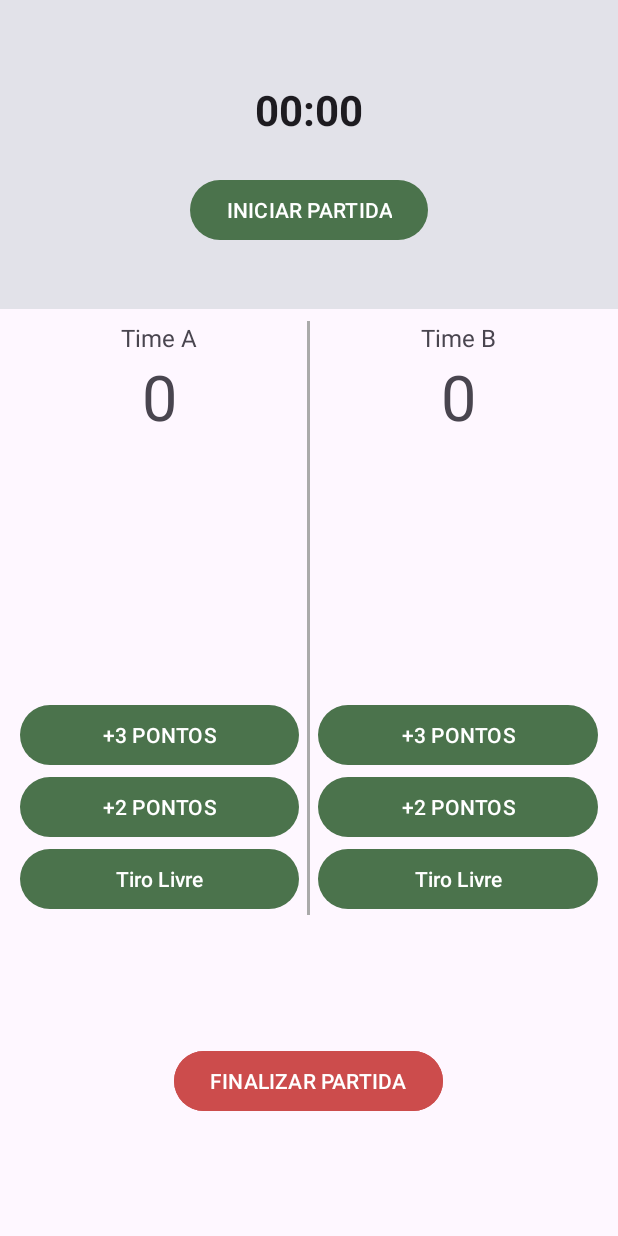
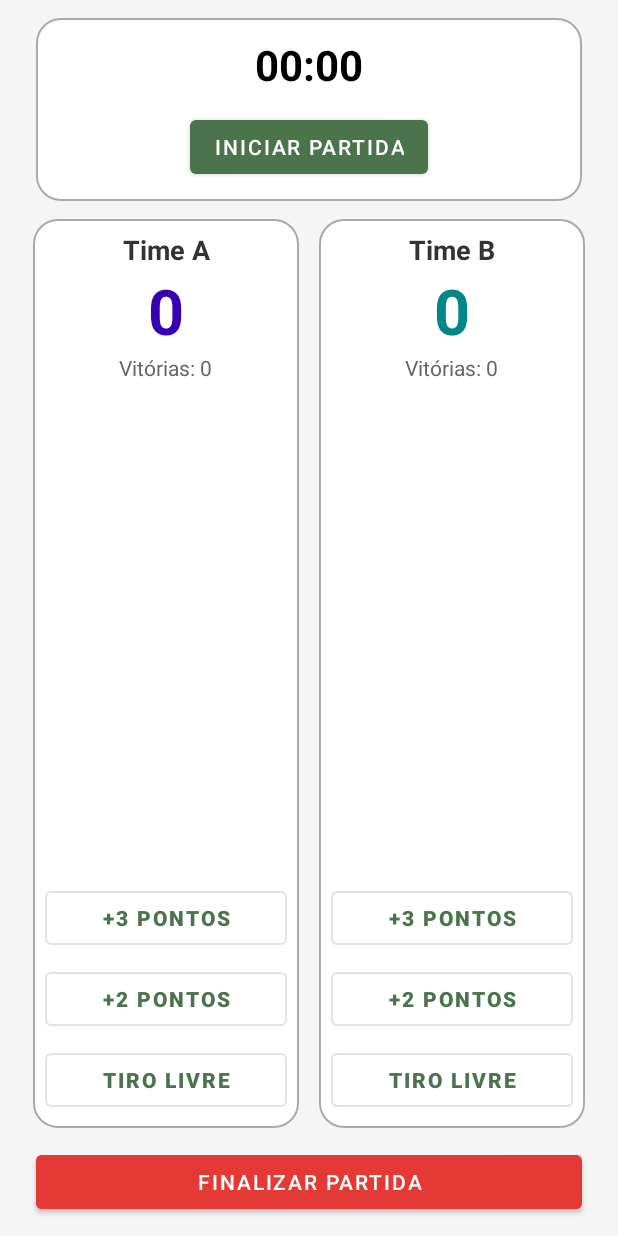
Before and after one commit to neylanepl/marcador-de-jogos, an Android app built with Jetpack Compose: the screen it shows after launch (MainActivity), on a phone screen of 412 x 824 dp. Run offline under Robolectric (Android 15) with nearby library versions, the phone set to English and light mode, and no system bars.

Commit message:
Adicionando alterações no layout e contador de vitórias

```diff
--- a/app/src/main/java/com/example/app2/MainActivity.kt
+++ b/app/src/main/java/com/example/app2/MainActivity.kt
@@ -1,10 +1,10 @@
-
 package com.example.app2
 
 import android.os.Bundle
 import android.os.Handler
 import android.os.Looper
 import android.os.SystemClock
+import android.view.View
 import android.widget.ArrayAdapter
 import android.widget.Button
 import android.widget.Chronometer
@@ -19,12 +19,22 @@ class MainActivity : ComponentActivity() {
     private var pontuacaoTimeB = 0
     private var partidaIniciada = false
 
+    private var contadorA = 0
+    private var contadorB = 0
+
     private lateinit var pTimeA: TextView
     private lateinit var pTimeB: TextView
+
+    private lateinit var vitoriasTimeA: TextView
+    private lateinit var vitoriasTimeB: TextView
+
+    private lateinit var coroaTimeA: TextView
+    private lateinit var coroaTimeB: TextView
+
     private lateinit var cronometro: Chronometer
     private lateinit var btnIniciar: Button
 
-    // Listas de gols por time
+    // Listas de gols
     private lateinit var listaGolsA: ListView
     private lateinit var listaGolsB: ListView
     private lateinit var adapterA: ArrayAdapter<String>
@@ -38,14 +48,13 @@ class MainActivity : ComponentActivity() {
         override fun run() {
             if (partidaIniciada) {
                 checarPartidaTerminou()
-                handler.postDelayed(this, 1000) // Check again after 1 second
+                handler.postDelayed(this, 1000)
             }
         }
     }
 
     override fun onCreate(savedInstanceState: Bundle?) {
         super.onCreate(savedInstanceState)
-
         setContentView(R.layout.layout_main)
 
         handler = Handler(Looper.getMainLooper())
@@ -53,6 +62,14 @@ class MainActivity : ComponentActivity() {
         // Views de placar
         pTimeA = findViewById(R.id.placarTimeA)
         pTimeB = findViewById(R.id.placarTimeB)
+
+        // Vitórias
+        vitoriasTimeA = findViewById(R.id.vitoriasTimeA)
+        vitoriasTimeB = findViewById(R.id.vitoriasTimeB)
+
+        // Coroas
+        coroaTimeA = findViewById(R.id.coroaTimeA)
+        coroaTimeB = findViewById(R.id.coroaTimeB)
 
         // Cronômetro e iniciar
         cronometro = findViewById(R.id.cronometro)
@@ -76,16 +93,19 @@ class MainActivity : ComponentActivity() {
         val bDoisPontosTimeB: Button = findViewById(R.id.doisPontosB)
         val bTiroLivreTimeB: Button = findViewById(R.id.tiroLivreB)
 
-        // Reiniciar
+        // Reiniciar / finalizar
         val bReiniciar: Button = findViewById(R.id.pararPartida)
 
-        // Iniciar partida
+        // Iniciar partida: escondo coroas (começa sem coroa visível)
         btnIniciar.setOnClickListener {
             if (!partidaIniciada) {
+                coroaTimeA.visibility = View.GONE
+                coroaTimeB.visibility = View.GONE
+
                 cronometro.base = SystemClock.elapsedRealtime()
                 cronometro.start()
                 partidaIniciada = true
-                startPeriodicCheck() // Start periodic check
+                startPeriodicCheck()
                 Toast.makeText(this, "Partida iniciada!", Toast.LENGTH_SHORT).show()
             }
         }
@@ -133,8 +153,9 @@ class MainActivity : ComponentActivity() {
             listaGolsB.smoothScrollToPosition(golsB.size - 1)
         }
 
-         checarPartidaTerminou()
+        checarPartidaTerminou()
     }
+
     private fun checarPartidaTerminou() {
         val tempoSeg = ((SystemClock.elapsedRealtime() - cronometro.base) / 1000).toInt()
 
@@ -142,20 +163,33 @@ class MainActivity : ComponentActivity() {
 
         val deveTerminar = tempoSeg >= 10 || pontuacaoTimeA >= 20 || pontuacaoTimeB >= 20
 
-        if (!deveTerminar) {
-            return
-        }
+        if (!deveTerminar) return
 
-        if(pontuacaoTimeA == pontuacaoTimeB){
+        if (pontuacaoTimeA == pontuacaoTimeB) {
             Toast.makeText(this, "Partida terminada! Empate!", Toast.LENGTH_LONG).show()
-        }
-        else{
-            val vencedor = if (pontuacaoTimeA > pontuacaoTimeB) "Time A" else "Time B"
+            coroaTimeA.visibility = View.GONE
+            coroaTimeB.visibility = View.GONE
+        } else {
+            val vencedor: String
+            if (pontuacaoTimeA > pontuacaoTimeB) {
+                vencedor = "Time A"
+                contadorA++
+                vitoriasTimeA.text = "Vitórias: $contadorA"
+                coroaTimeA.visibility = View.VISIBLE
+                coroaTimeB.visibility = View.GONE
+            } else {
+                vencedor = "Time B"
+                contadorB++
+                vitoriasTimeB.text = "Vitórias: $contadorB"
+                coroaTimeB.visibility = View.VISIBLE
+                coroaTimeA.visibility = View.GONE
+            }
             Toast.makeText(this, "Partida terminada! Vencedor: $vencedor", Toast.LENGTH_LONG).show()
         }
 
         finalizarPartida()
     }
+
     private fun finalizarPartida() {
         stopPeriodicCheck()
 
--- /dev/null
+++ b/app/src/main/res/drawable/bg_card.xml
@@ -0,0 +1,7 @@
+<shape xmlns:android="http://schemas.android.com/apk/res/android"
+    android:shape="rectangle">
+    <solid android:color="@android:color/white"/>
+    <corners android:radius="16dp"/>
+    <padding android:left="8dp" android:top="8dp" android:right="8dp" android:bottom="8dp"/>
+    <stroke android:color="@android:color/darker_gray" android:width="1dp"/>
+</shape>
--- a/app/src/main/res/layout/layout_main.xml
+++ b/app/src/main/res/layout/layout_main.xml
@@ -4,49 +4,68 @@
     android:layout_width="match_parent"
     android:layout_height="match_parent"
     android:orientation="vertical"
+    android:padding="12dp"
+    android:fitsSystemWindows="true"
+    android:background="#F5F5F5"
     tools:context="com.example.app2.MainActivity">
 
-    <!-- PARTE 1: CRONÔMETRO + BOTÃO INICIAR -->
+    <!-- Cronômetro + botão iniciar -->
+    <LinearLayout
+        android:layout_width="match_parent"
+        android:layout_height="wrap_content"
+        android:gravity="center"
+        android:orientation="vertical"
+        android:layout_marginStart="12dp"
+        android:layout_marginEnd="12dp"
+        android:padding="12dp"
+        android:background="@drawable/bg_card">
+
+        <Chronometer
+            android:id="@+id/cronometro"
+            android:layout_width="wrap_content"
+            android:layout_height="wrap_content"
+            android:textSize="28sp"
+            android:textStyle="bold"
+            android:textColor="@android:color/black" />
+
+        <com.google.android.material.button.MaterialButton
+            android:id="@+id/iniciarPartida"
+            style="@style/Widget.MaterialComponents.Button"
+            android:layout_width="wrap_content"
+            android:layout_height="wrap_content"
+            android:layout_marginTop="12dp"
+            android:text="Iniciar Partida" />
+    </LinearLayout>
+
+    <!-- Times lado a lado -->
     <LinearLayout
         android:layout_width="match_parent"
         android:layout_height="0dp"
         android:layout_weight="1"
-        android:orientation="vertical"
-        android:gravity="center"
-        android:padding="8dp"
-        android:background="@color/material_dynamic_neutral90">
-
-        <Chronometer
-            android:id="@+id/cronometro"
-            android:layout_width="match_parent"
-            android:layout_height="wrap_content"
-            android:gravity="center"
-            android:padding="12dp"
-            android:textSize="28sp"
-            android:textStyle="bold" />
-
-        <com.google.android.material.button.MaterialButton
-            android:id="@+id/iniciarPartida"
-            android:layout_width="wrap_content"
-            android:layout_height="wrap_content"
-            android:layout_marginTop="12dp"
-            android:text="INICIAR PARTIDA" />
-    </LinearLayout>
-
-    <!-- PARTE 2 + 3: PLACAR, LISTA DE GOLS E BOTÕES DE PONTUAÇÃO -->
-    <LinearLayout
-        android:layout_width="match_parent"
-        android:layout_height="0dp"
-        android:layout_weight="2"
         android:orientation="horizontal"
-        android:padding="8dp">
+        android:layout_marginTop="12dp"
+        android:paddingLeft="6dp"
+        android:paddingRight="6dp">
 
         <!-- Time A -->
         <LinearLayout
             android:layout_width="0dp"
             android:layout_height="match_parent"
             android:layout_weight="1"
-            android:orientation="vertical">
+            android:orientation="vertical"
+            android:padding="8dp"
+            android:layout_marginStart="4dp"
+            android:layout_marginEnd="4dp"
+            android:background="@drawable/bg_card">
+
+            <TextView
+                android:id="@+id/coroaTimeA"
+                android:layout_width="wrap_content"
+                android:layout_height="wrap_content"
+                android:layout_gravity="center"
+                android:text="👑"
+                android:textSize="26sp"
+                android:visibility="gone" />
 
             <TextView
                 android:id="@+id/timeA"
@@ -54,8 +73,9 @@
                 android:layout_height="wrap_content"
                 android:gravity="center"
                 android:text="Time A"
-                android:textSize="16sp"
-                android:fontFamily="sans-serif" />
+                android:textSize="18sp"
+                android:textStyle="bold"
+                android:textColor="#333" />
 
             <TextView
                 android:id="@+id/placarTimeA"
@@ -64,7 +84,17 @@
                 android:gravity="center"
                 android:text="0"
                 android:textSize="42sp"
-                android:fontFamily="sans-serif" />
+                android:textStyle="bold"
+                android:textColor="@color/purple_700" />
+
+            <TextView
+                android:id="@+id/vitoriasTimeA"
+                android:layout_width="wrap_content"
+                android:layout_height="wrap_content"
+                android:layout_gravity="center"
+                android:text="Vitórias: 0"
+                android:textSize="14sp"
+                android:textColor="#666" />
 
             <ListView
                 android:id="@+id/listaGolsTimeA"
@@ -73,43 +103,58 @@
                 android:layout_weight="1"
                 android:divider="@android:color/darker_gray"
                 android:dividerHeight="1dp"
-                android:layout_marginVertical="8dp" />
+                android:layout_marginTop="8dp" />
 
-            <!-- Botões -->
             <com.google.android.material.button.MaterialButton
                 android:id="@+id/tresPontosA"
+                style="@style/Widget.MaterialComponents.Button.OutlinedButton"
                 android:layout_width="match_parent"
                 android:layout_height="wrap_content"
-                android:text="+3 PONTOS"
-                android:layout_marginHorizontal="5dp"/>
+                android:text="+3 Pontos"
+                android:textStyle="bold" />
 
             <com.google.android.material.button.MaterialButton
                 android:id="@+id/doisPontosA"
+                style="@style/Widget.MaterialComponents.Button.OutlinedButton"
                 android:layout_width="match_parent"
                 android:layout_height="wrap_content"
-                android:text="+2 PONTOS"
-                android:layout_marginHorizontal="5dp" />
+                android:text="+2 Pontos"
+                android:textStyle="bold"
+                android:layout_marginTop="6dp" />
 
             <com.google.android.material.button.MaterialButton
                 android:id="@+id/tiroLivreA"
+                style="@style/Widget.MaterialComponents.Button.OutlinedButton"
                 android:layout_width="match_parent"
                 android:layout_height="wrap_content"
                 android:text="Tiro Livre"
-                android:layout_marginHorizontal="5dp" />
+                android:textStyle="bold"
+                android:layout_marginTop="6dp" />
         </LinearLayout>
 
-        <!-- Linha divisória -->
-        <View
-            android:layout_width="2dp"
-            android:layout_height="match_parent"
-            android:background="@android:color/darker_gray" />
+        <Space
+            android:layout_width="5dp"
+            android:layout_height="match_parent" />
 
         <!-- Time B -->
         <LinearLayout
             android:layout_width="0dp"
             android:layout_height="match_parent"
             android:layout_weight="1"
-            android:orientation="vertical">
+            android:orientation="vertical"
+            android:padding="8dp"
+            android:layout_marginStart="4dp"
+            android:layout_marginEnd="4dp"
+            android:background="@drawable/bg_card">
+
+            <TextView
+                android:id="@+id/coroaTimeB"
+                android:layout_width="wrap_content"
+                android:layout_height="wrap_content"
+                android:layout_gravity="center"
+                android:text="👑"
+                android:textSize="26sp"
+                android:visibility="gone" />
 
             <TextView
                 android:id="@+id/timeB"
@@ -117,8 +162,9 @@
                 android:layout_height="wrap_content"
                 android:gravity="center"
                 android:text="Time B"
-                android:textSize="16sp"
-                android:fontFamily="sans-serif" />
+                android:textSize="18sp"
+                android:textStyle="bold"
+                android:textColor="#333" />
 
             <TextView
                 android:id="@+id/placarTimeB"
@@ -127,7 +173,17 @@
                 android:gravity="center"
                 android:text="0"
                 android:textSize="42sp"
-                android:fontFamily="sans-serif" />
+                android:textStyle="bold"
+                android:textColor="@color/teal_700" />
+
+            <TextView
+                android:id="@+id/vitoriasTimeB"
+                android:layout_width="wrap_content"
+                android:layout_height="wrap_content"
+                android:layout_gravity="center"
+                android:text="Vitórias: 0"
+                android:textSize="14sp"
+                android:textColor="#666" />
 
             <ListView
                 android:id="@+id/listaGolsTimeB"
@@ -136,45 +192,44 @@
                 android:layout_weight="1"
                 android:divider="@android:color/darker_gray"
                 android:dividerHeight="1dp"
-                android:layout_marginVertical="8dp"/>
+                android:layout_marginTop="8dp" />
 
-            <!-- Botões -->
             <com.google.android.material.button.MaterialButton
                 android:id="@+id/tresPontosB"
+                style="@style/Widget.MaterialComponents.Button.OutlinedButton"
                 android:layout_width="match_parent"
                 android:layout_height="wrap_content"
-                android:text="+3 PONTOS"
-                android:layout_marginHorizontal="5dp" />
+                android:text="+3 Pontos"
+                android:textStyle="bold" />
 
             <com.google.android.material.button.MaterialButton
                 android:id="@+id/doisPontosB"
+                style="@style/Widget.MaterialComponents.Button.OutlinedButton"
                 android:layout_width="match_parent"
                 android:layout_height="wrap_content"
-                android:text="+2 PONTOS"
-                android:layout_marginHorizontal="5dp" />
+                android:text="+2 Pontos"
+                android:textStyle="bold"
+                android:layout_marginTop="6dp" />
 
             <com.google.android.material.button.MaterialButton
                 android:id="@+id/tiroLivreB"
+                style="@style/Widget.MaterialComponents.Button.OutlinedButton"
                 android:layout_width="match_parent"
                 android:layout_height="wrap_content"
                 android:text="Tiro Livre"
-                android:layout_marginHorizontal="5dp" />
+                android:textStyle="bold"
+                android:layout_marginTop="6dp" />
         </LinearLayout>
     </LinearLayout>
 
-    <!-- PARTE 4: BOTÃO REINICIAR -->
-    <LinearLayout
+    <com.google.android.material.button.MaterialButton
+        android:id="@+id/pararPartida"
+        style="@style/Widget.MaterialComponents.Button"
         android:layout_width="match_parent"
-        android:layout_height="0dp"
-        android:layout_weight="1"
-        android:gravity="center"
-        android:padding="8dp">
-
-        <com.google.android.material.button.MaterialButton
-            android:id="@+id/pararPartida"
-            android:layout_width="wrap_content"
-            android:layout_height="wrap_content"
-            android:text="FINALIZAR PARTIDA"
-            android:backgroundTint="#CC4C4C" />
-    </LinearLayout>
+        android:layout_height="wrap_content"
+        android:layout_marginTop="12dp"
+        android:layout_marginStart="12dp"
+        android:layout_marginEnd="12dp"
+        android:backgroundTint="#E53935"
+        android:text="Finalizar Partida" />
 </LinearLayout>
```
